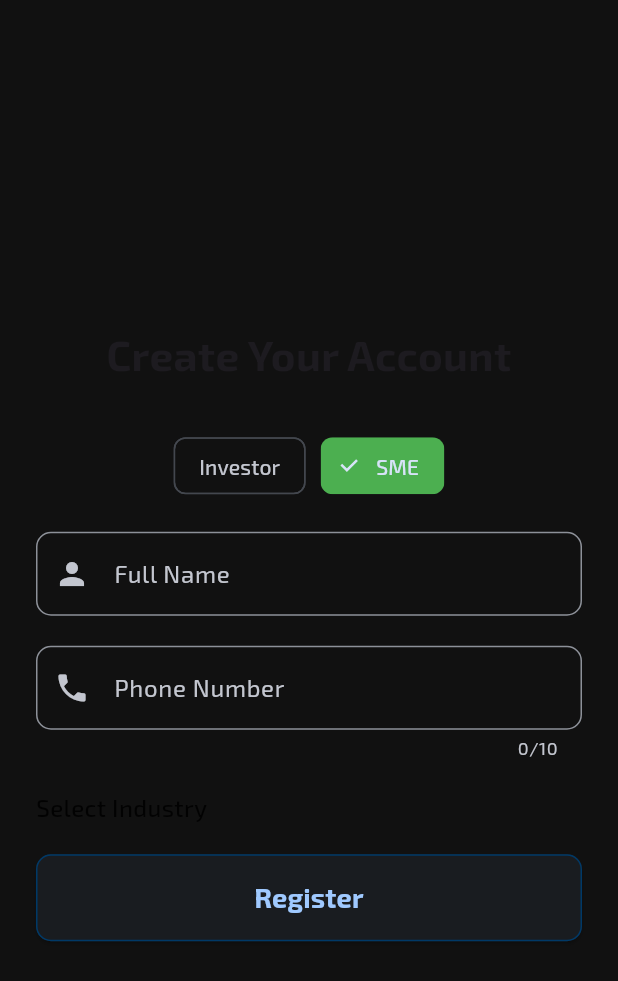
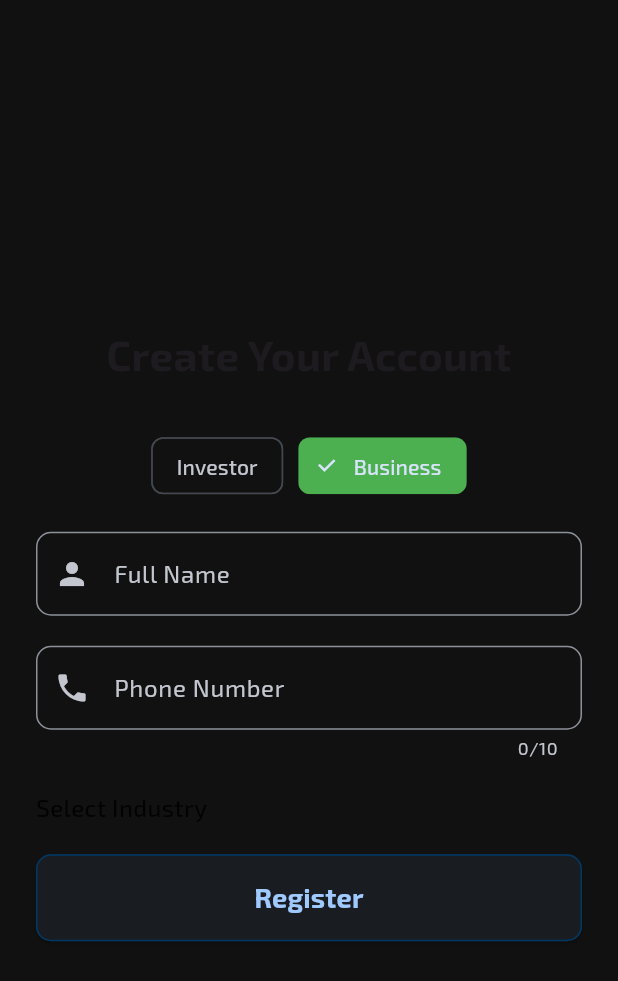
Before and after one commit to chetanr25/InvestBuddies, a Flutter app: the RegistrationScreen screen opened directly, on a phone screen of 412 x 824 dp. Shown: the top 981 px of the screen. Run offline on Flutter 3.47's test engine with Material 3 defaults, Android fonts, the phone set to English and light mode, and no system bars; our stand-ins replace cloud_firestore, firebase_auth, firebase_core, flex_color_scheme, flutter_riverpod, google_fonts; accounts and stored records are empty; generated files the repository leaves out were written again.

Commit message:
Added user type in registration flow with industry selection

```diff
--- a/flutter_app/lib/screens/authentication/registeration.dart
+++ b/flutter_app/lib/screens/authentication/registeration.dart
@@ -26,7 +26,7 @@ class _RegistrationScreenState extends ConsumerState<RegistrationScreen> {
 
   bool _isLoading = false;
 
-  String _selectedUserType = 'sme';
+  String _selectedUserType = 'business';
   final Set<String> _selectedIndustries = {};
 
   Future<void> _register() async {
@@ -129,12 +129,12 @@ class _RegistrationScreenState extends ConsumerState<RegistrationScreen> {
                       ),
                       SizedBox(width: 10),
                       ChoiceChip(
-                        label: Text('SME'),
+                        label: Text('Business'),
                         selectedColor: Colors.green,
-                        selected: _selectedUserType == 'sme',
+                        selected: _selectedUserType == 'business',
                         onSelected: (bool selected) {
                           setState(() {
-                            _selectedUserType = 'sme';
+                            _selectedUserType = 'business';
                           });
                         },
                       ),
```
